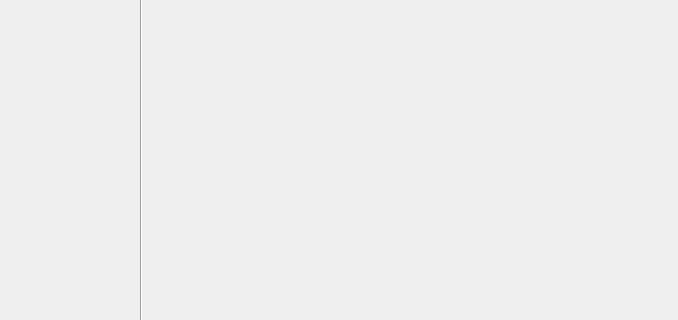
The window that projet-musique/core/ongletstats.ui (toopoormaghell/projet-musique) describes before a commit, drawn with Qt 5; both pictures show x 395 to 1073 and y 251 to 571 of the 1073 by 684 pixel window.
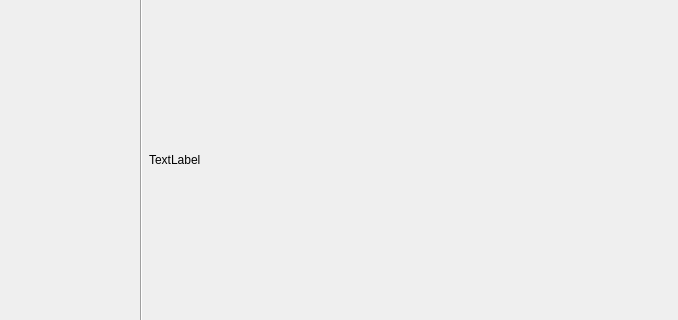
The same window after the commit.

Commit message: Ajout dans les stats d'une categorie "nb chansons sur les albums physiques"

Diff of the .ui file:
```diff
--- a/projet-musique/core/ongletstats.ui
+++ b/projet-musique/core/ongletstats.ui
@@ -203,6 +203,26 @@
          </property>
         </widget>
        </item>
+       <item>
+        <spacer name="verticalSpacer_3">
+         <property name="orientation">
+          <enum>Qt::Vertical</enum>
+         </property>
+         <property name="sizeHint" stdset="0">
+          <size>
+           <width>20</width>
+           <height>40</height>
+          </size>
+         </property>
+        </spacer>
+       </item>
+       <item>
+        <widget class="QLabel" name="Nb_Chansons">
+         <property name="text">
+          <string>TextLabel</string>
+         </property>
+        </widget>
+       </item>
        <item>
         <spacer name="verticalSpacer">
          <property name="orientation">
```
The commit also changes 4 other files.
